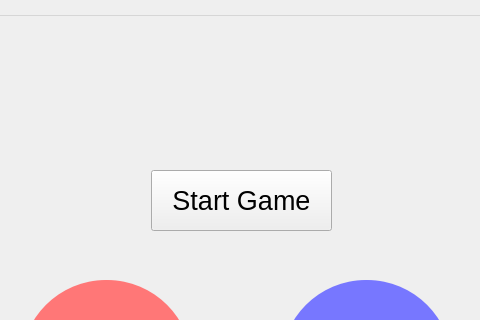
Old version of the form mainwindow.ui in the repository UofU-CS3505/cs3505-assignment6-eastland-emma; both pictures show x 159 to 639 and y 0 to 320 of the 800 by 600 pixel window.
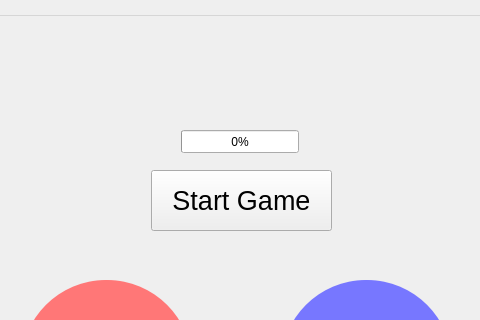
New version of the form.

```diff
--- a/mainwindow.ui
+++ b/mainwindow.ui
@@ -230,6 +230,19 @@
       <set>Qt::AlignCenter</set>
      </property>
     </widget>
+    <widget class="QProgressBar" name="progressBar">
+     <property name="geometry">
+      <rect>
+       <x>320</x>
+       <y>100</y>
+       <width>118</width>
+       <height>23</height>
+      </rect>
+     </property>
+     <property name="value">
+      <number>0</number>
+     </property>
+    </widget>
    </widget>
    <widget class="QMenuBar" name="menubar_2">
     <property name="geometry">
```
